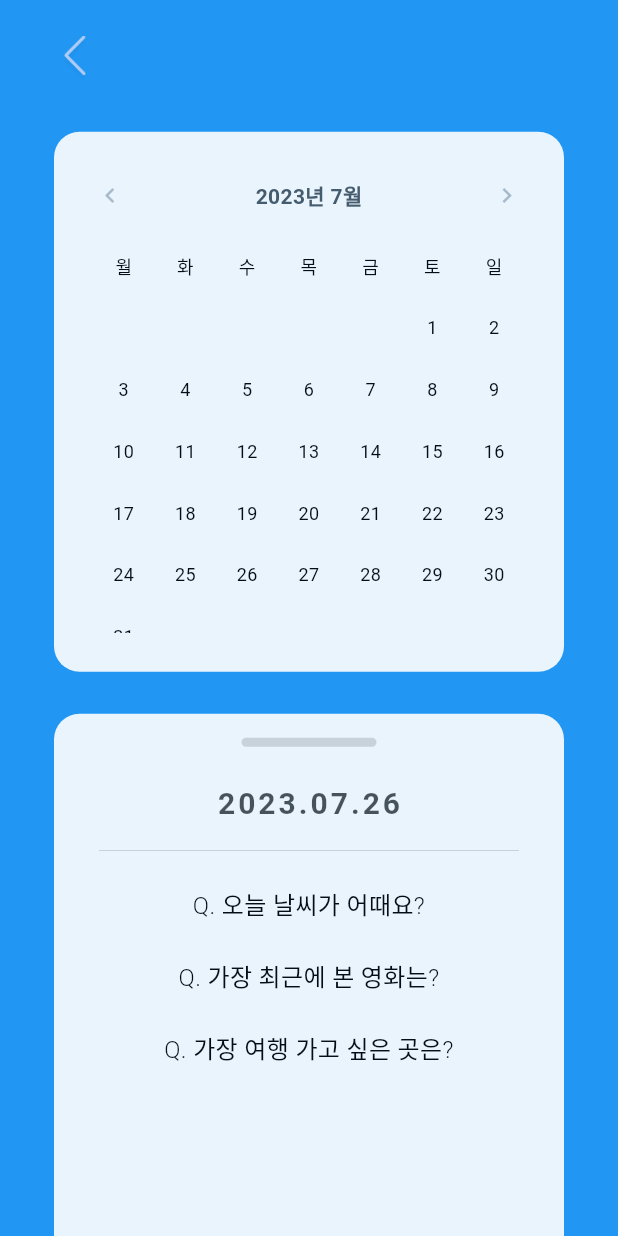
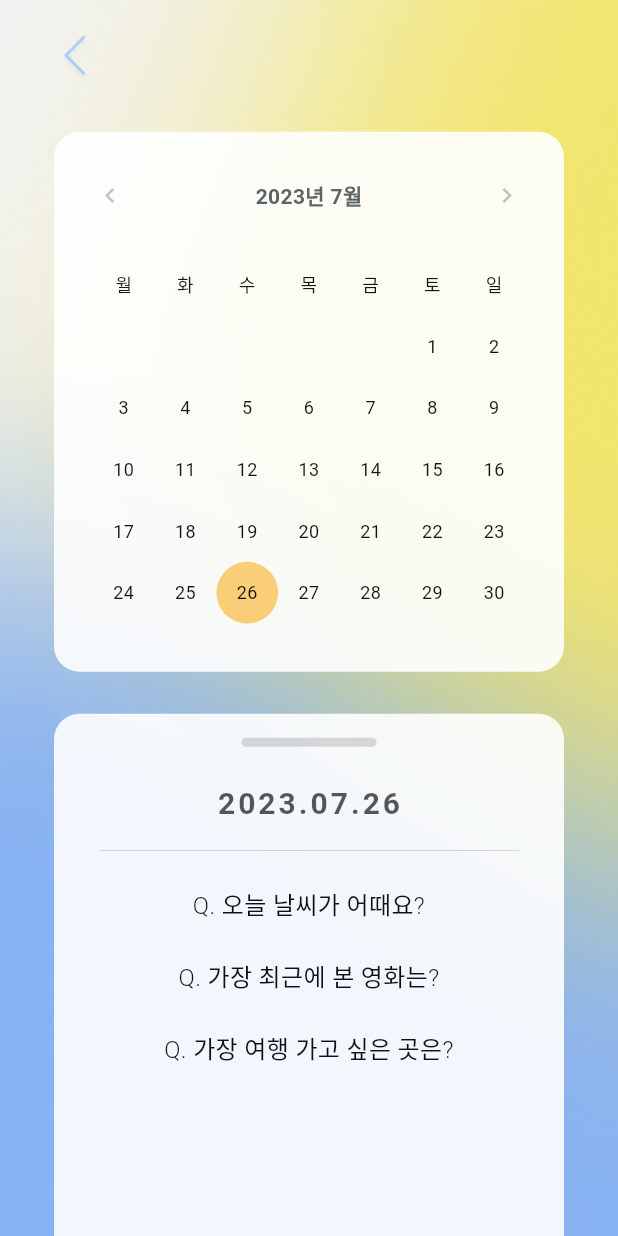
Before and after one commit to dkgt331/3Q3Min-Front, a Flutter app: the CalendarScreen screen opened directly, on a phone screen of 412 x 824 dp. Run offline on Flutter 3.47's test engine with Material 2 defaults, Android fonts, the phone set to English and light mode, and no system bars.

Commit message:
fix: background and calendar details

```diff
--- a/lib/calendar/calendar_screen.dart
+++ b/lib/calendar/calendar_screen.dart
@@ -112,9 +112,18 @@ class _CalendarScreenState extends State<CalendarScreen> {
                                   });
                                 }
                               },
-                              child: SizedBox(
-                                  width: 38,
-                                  height: 38,
+                              child: Container(
+                                  width: 36,
+                                  height: 36,
+                                  alignment: Alignment.center,
+                                  decoration: BoxDecoration(
+                                      borderRadius: dateList[e] == selectedDay
+                                          ? const BorderRadius.all(
+                                              Radius.circular(60))
+                                          : null,
+                                      color: dateList[e] == selectedDay
+                                          ? const Color(0xFFFFCE71)
+                                          : null),
                                   child: Text(
                                     dateList[e] == -1
                                         ? ""
@@ -386,7 +395,10 @@ class _CalendarScreenState extends State<CalendarScreen> {
           child: Container(
         width: MediaQuery.of(context).size.width,
         height: MediaQuery.of(context).size.height,
-        color: Colors.blue,
+        decoration: const BoxDecoration(
+            image: DecorationImage(
+                fit: BoxFit.cover,
+                image: AssetImage("assets/background_img.png"))),
         child: Column(
           children: [
             SizedBox(
```
Also changed, not shown: assets/background_img.png (added), 25 other files.
